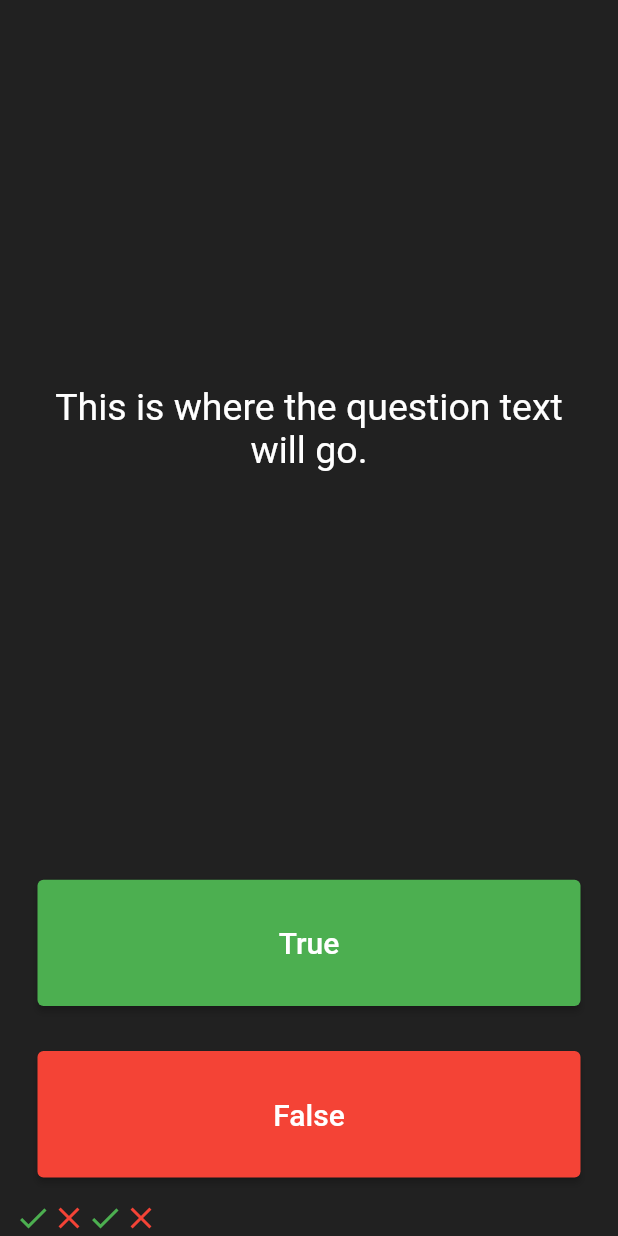
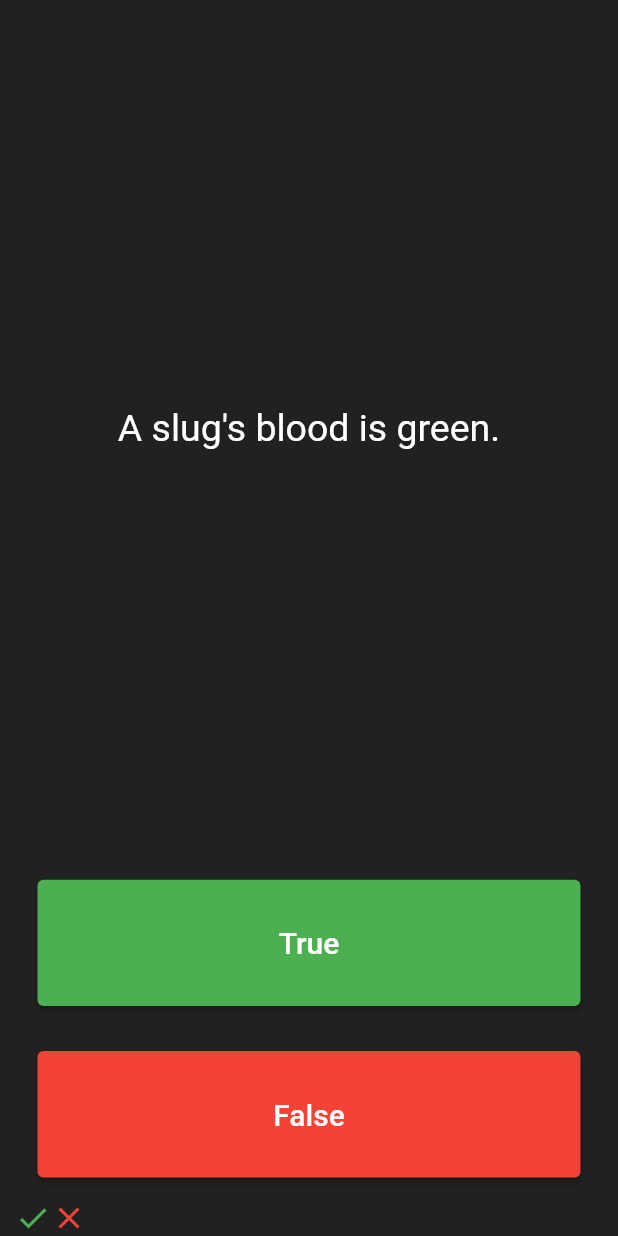
Before and after one commit to Himal-Thapa1/quizzy_htm_flutter, a Flutter app: the screen it shows after launch, after a tap on "True", after a tap on "False", on a phone screen of 412 x 824 dp. Run offline on Flutter 3.47's test engine with Material 2 defaults, Android fonts, the phone set to English and light mode, and no system bars.

Commit message:
added some questions

```diff
--- a/lib/main.dart
+++ b/lib/main.dart
@@ -26,8 +26,14 @@
 
 class _QuizPageState extends State<QuizPage> {
   List<Widget> scorekeeper = [
-    Icon(Icons.check, color: Colors.green),
-    Icon(Icons.close, color: Colors.red)
+    // Icon(Icons.check, color: Colors.green),
+    // Icon(Icons.close, color: Colors.red)
+  ];
+  int questionsptr = 0;
+  List<String> questions = [
+    'You can lead a cow down stairs but not up stairs.',
+    'Approximately one quarter of human bones are in the feet.',
+    'A slug\'s blood is green.',
   ];
 
   @override
@@ -42,7 +48,8 @@
             padding: EdgeInsets.all(10.0),
             child: Center(
               child: Text(
-                'This is where the question text will go.',
+                // 'This is where the question text will go.',
+                questions[questionsptr],
                 textAlign: TextAlign.center,
                 style: TextStyle(
                   fontSize: 25.0,
@@ -73,8 +80,12 @@
                 //The user picked true.
                 setState(() {
                   scorekeeper.add(
-                  Icon(Icons.check, color: Colors.green,),
-                );
+                    Icon(
+                      Icons.check,
+                      color: Colors.green,
+                    ),
+                  );
+                  questionsptr = questionsptr + 1;
                 });
               },
             ),
@@ -98,7 +109,13 @@
               onPressed: () {
                 //The user picked false.
                 setState(() {
-                  scorekeeper.add(Icon(Icons.close,color: Colors.red,),);
+                  scorekeeper.add(
+                    Icon(
+                      Icons.close,
+                      color: Colors.red,
+                    ),
+                  );
+                  questionsptr = questionsptr + 1;
                 });
               },
             ),
```
